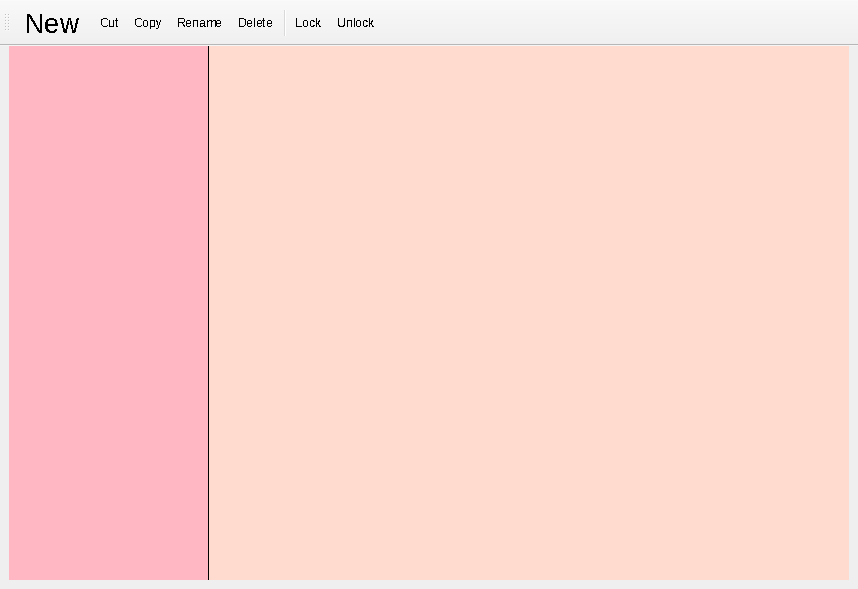
Old version of the form ui_files/main_window.ui in the repository Amanrai503/Secure-file-management-system.
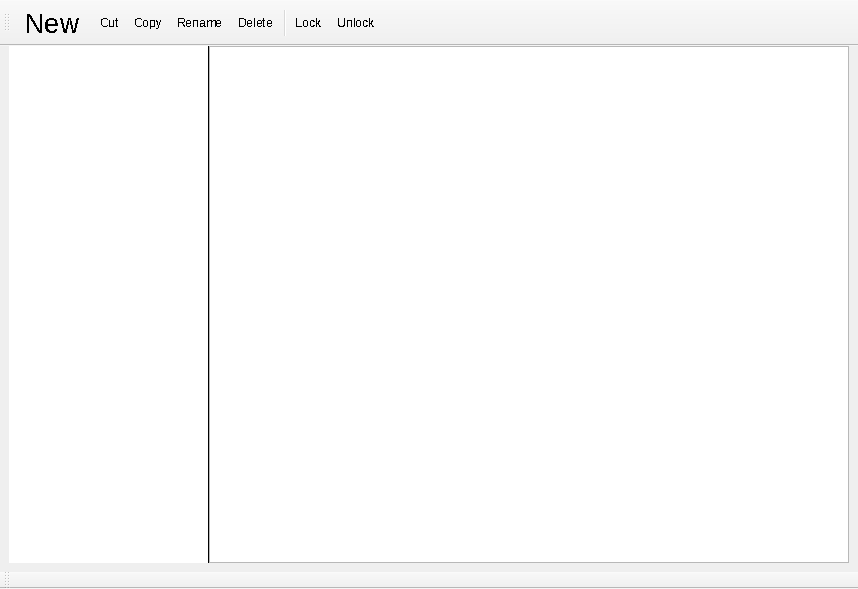
New version of the form. Icons and pictures are not drawn.

```diff
--- a/ui_files/main_window.ui
+++ b/ui_files/main_window.ui
@@ -44,12 +44,6 @@
        </property>
        <item>
         <widget class="QTreeWidget" name="treeWidget">
-         <property name="minimumSize">
-          <size>
-           <width>200</width>
-           <height>521</height>
-          </size>
-         </property>
          <property name="maximumSize">
           <size>
            <width>200</width>
@@ -59,15 +53,27 @@
          <property name="styleSheet">
           <string notr="true">border:none;
 border-right: 1px solid black;
-background-color: rgb(255, 184, 195);
+
 </string>
          </property>
-         <property name="headerHidden">
-          <bool>true</bool>
+         <property name="dragEnabled">
+          <bool>false</bool>
          </property>
-         <property name="columnCount">
-          <number>1</number>
+         <property name="dragDropOverwriteMode">
+          <bool>false</bool>
          </property>
+         <property name="iconSize">
+          <size>
+           <width>16</width>
+           <height>16</height>
+          </size>
+         </property>
+         <property name="horizontalScrollMode">
+          <enum>QAbstractItemView::ScrollPerItem</enum>
+         </property>
+         <attribute name="headerVisible">
+          <bool>false</bool>
+         </attribute>
          <column>
           <property name="text">
            <string notr="true">1</string>
@@ -76,10 +82,19 @@
         </widget>
        </item>
        <item>
-        <widget class="QWidget" name="widget" native="true">
+        <widget class="QTreeView" name="treeView">
          <property name="styleSheet">
-          <string notr="true">background-color: rgb(255, 218, 206);</string>
+          <string notr="true">QTreeWidget::item:selected {
+        background-color: #0078D7; /* Light blue background */
+        color: white; /* White text */
+    }</string>
          </property>
+         <property name="sortingEnabled">
+          <bool>true</bool>
+         </property>
+         <attribute name="headerVisible">
+          <bool>true</bool>
+         </attribute>
         </widget>
        </item>
       </layout>
@@ -134,6 +149,17 @@
    <addaction name="actionLock"/>
    <addaction name="actionUnlock"/>
   </widget>
+  <widget class="QToolBar" name="toolBar_2">
+   <property name="windowTitle">
+    <string>toolBar_2</string>
+   </property>
+   <attribute name="toolBarArea">
+    <enum>BottomToolBarArea</enum>
+   </attribute>
+   <attribute name="toolBarBreak">
+    <bool>false</bool>
+   </attribute>
+  </widget>
   <action name="actionNew">
    <property name="icon">
     <iconset resource="../resource.qrc">
```
Left out of the diff: 2 changed lines with no effect on the pictures.
